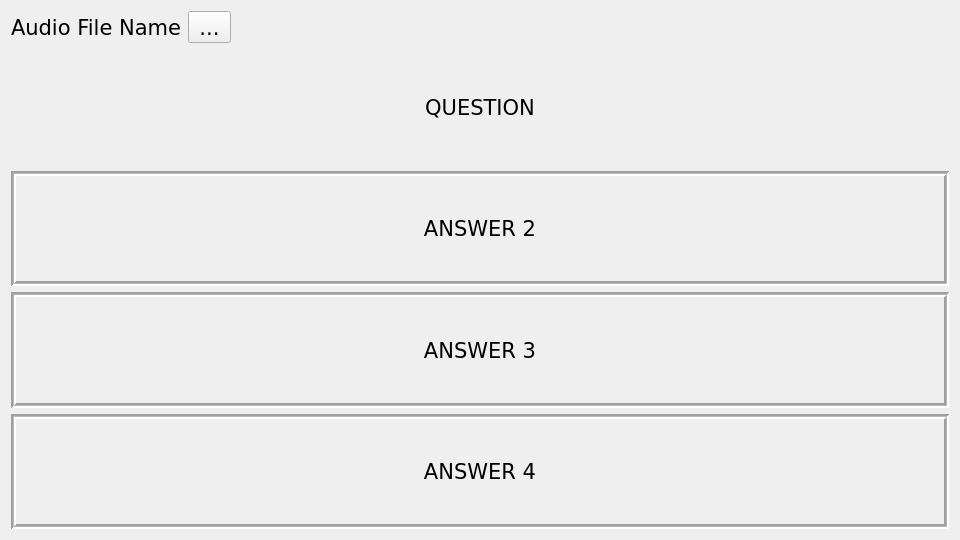
kusanekinov/CheckEng, file checkeng/dialogs/test2/test2.ui: the form before one commit.
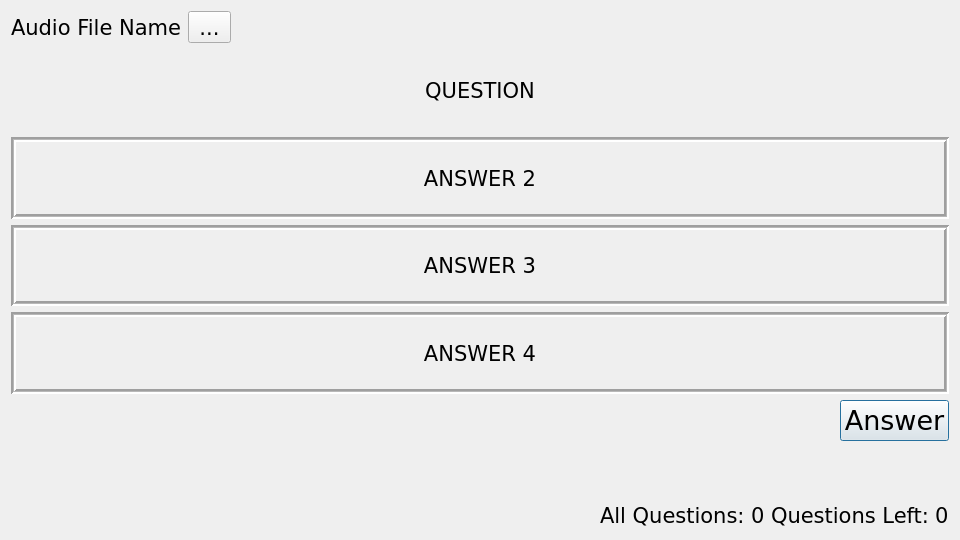
The form after the commit. Icons and pictures are not drawn.

```diff
--- a/checkeng/dialogs/test2/test2.ui
+++ b/checkeng/dialogs/test2/test2.ui
@@ -277,6 +277,121 @@
      </property>
     </widget>
    </item>
+   <item>
+    <layout class="QHBoxLayout" name="horizontalLayout_3">
+     <item>
+      <spacer name="horizontalSpacer_3">
+       <property name="orientation">
+        <enum>Qt::Horizontal</enum>
+       </property>
+       <property name="sizeHint" stdset="0">
+        <size>
+         <width>40</width>
+         <height>20</height>
+        </size>
+       </property>
+      </spacer>
+     </item>
+     <item>
+      <widget class="QPushButton" name="pb_answer">
+       <property name="font">
+        <font>
+         <family>DejaVu Sans</family>
+         <pointsize>20</pointsize>
+         <weight>50</weight>
+         <bold>false</bold>
+        </font>
+       </property>
+       <property name="text">
+        <string>Answer</string>
+       </property>
+      </widget>
+     </item>
+    </layout>
+   </item>
+   <item>
+    <layout class="QHBoxLayout" name="horizontalLayout_2">
+     <property name="topMargin">
+      <number>55</number>
+     </property>
+     <item>
+      <widget class="QWidget" name="allq" native="true"/>
+     </item>
+     <item>
+      <spacer name="horizontalSpacer_2">
+       <property name="orientation">
+        <enum>Qt::Horizontal</enum>
+       </property>
+       <property name="sizeHint" stdset="0">
+        <size>
+         <width>40</width>
+         <height>20</height>
+        </size>
+       </property>
+      </spacer>
+     </item>
+     <item>
+      <widget class="QLabel" name="label_2">
+       <property name="font">
+        <font>
+         <family>DejaVu Sans</family>
+         <pointsize>16</pointsize>
+         <weight>50</weight>
+         <bold>false</bold>
+        </font>
+       </property>
+       <property name="text">
+        <string>All Questions:</string>
+       </property>
+      </widget>
+     </item>
+     <item>
+      <widget class="QLabel" name="l_all">
+       <property name="font">
+        <font>
+         <family>DejaVu Sans</family>
+         <pointsize>16</pointsize>
+         <weight>50</weight>
+         <bold>false</bold>
+        </font>
+       </property>
+       <property name="text">
+        <string>0</string>
+       </property>
+      </widget>
+     </item>
+     <item>
+      <widget class="QLabel" name="label_4">
+       <property name="font">
+        <font>
+         <family>DejaVu Sans</family>
+         <pointsize>16</pointsize>
+         <weight>50</weight>
+         <bold>false</bold>
+        </font>
+       </property>
+       <property name="text">
+        <string>Questions Left:</string>
+       </property>
+      </widget>
+     </item>
+     <item>
+      <widget class="QLabel" name="l_left">
+       <property name="font">
+        <font>
+         <family>DejaVu Sans</family>
+         <pointsize>16</pointsize>
+         <weight>50</weight>
+         <bold>false</bold>
+        </font>
+       </property>
+       <property name="text">
+        <string>0</string>
+       </property>
+      </widget>
+     </item>
+    </layout>
+   </item>
   </layout>
  </widget>
  <resources>
```
Left out of the diff: 17 changed lines with no effect on the pictures.
